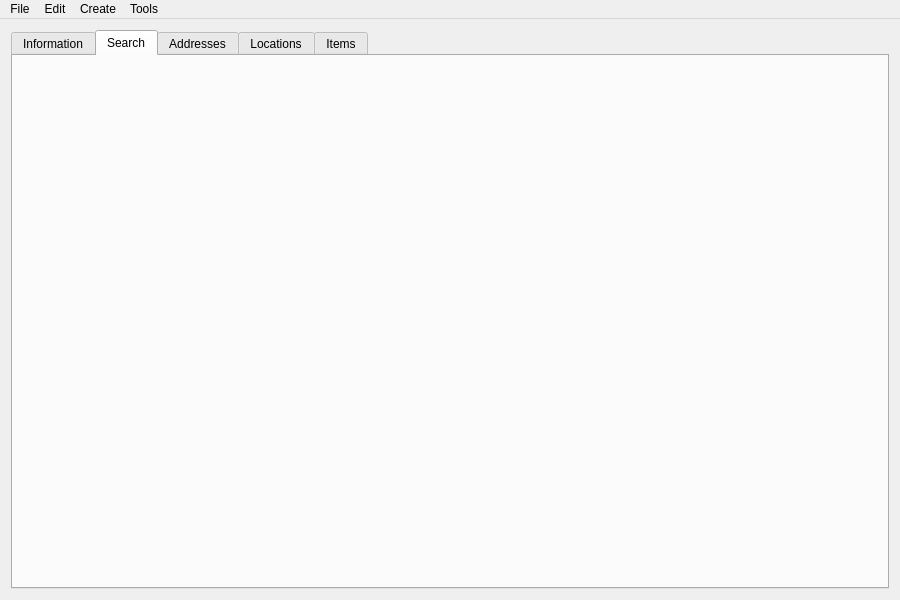
The window that mainwindow.ui (ChristopherRabotin/invensile) describes before a commit, drawn with Qt 5.
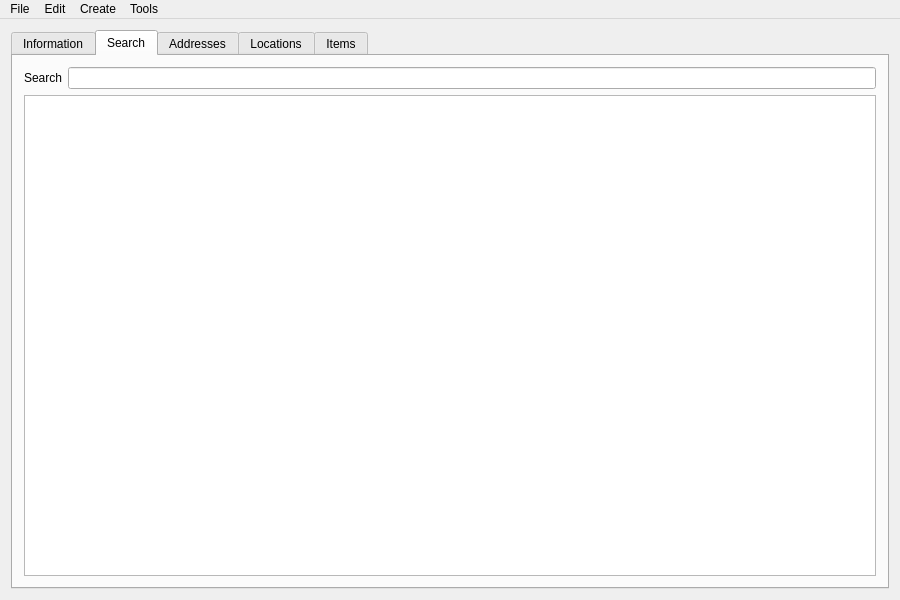
The same window after the commit. The open tabs and pages were chosen to show the change.

```diff
--- a/mainwindow.ui
+++ b/mainwindow.ui
@@ -177,6 +177,25 @@
        <attribute name="title">
         <string>Search</string>
        </attribute>
+       <layout class="QVBoxLayout" name="verticalLayout_2">
+        <item>
+         <layout class="QHBoxLayout" name="horizontalLayout_13">
+          <item>
+           <widget class="QLabel" name="label_6">
+            <property name="text">
+             <string>Search</string>
+            </property>
+           </widget>
+          </item>
+          <item>
+           <widget class="QLineEdit" name="filterSearchEdit"/>
+          </item>
+         </layout>
+        </item>
+        <item>
+         <widget class="QTableView" name="searchView"/>
+        </item>
+       </layout>
       </widget>
       <widget class="QWidget" name="addressesTab">
        <attribute name="title">
```
Left out of the diff: 8 changed lines with no effect on the pictures.
